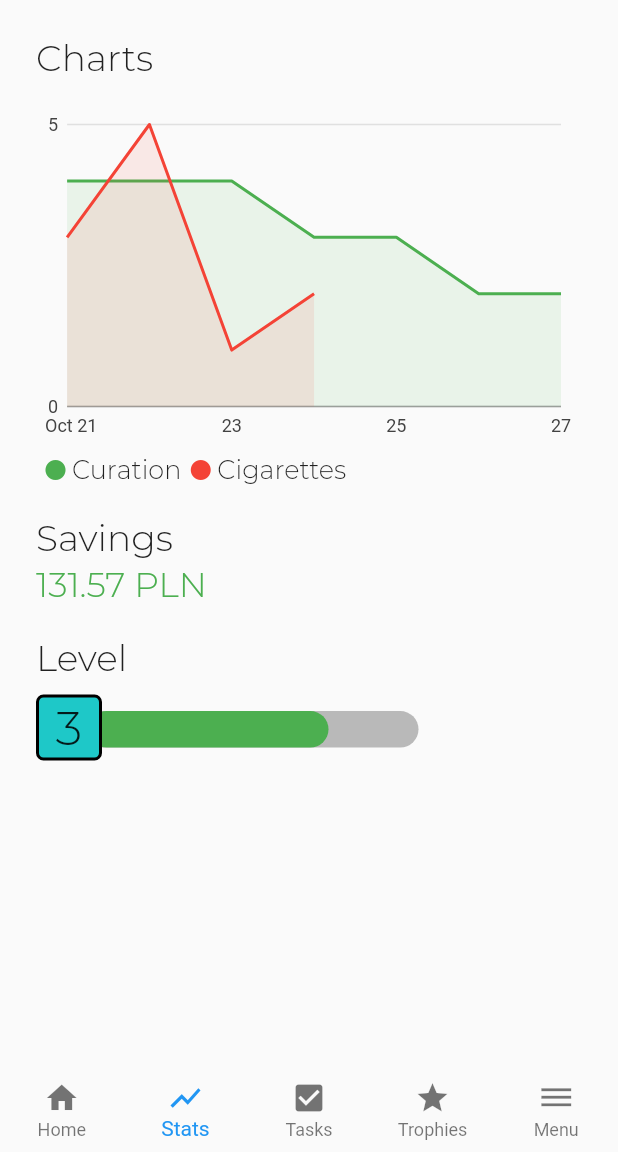
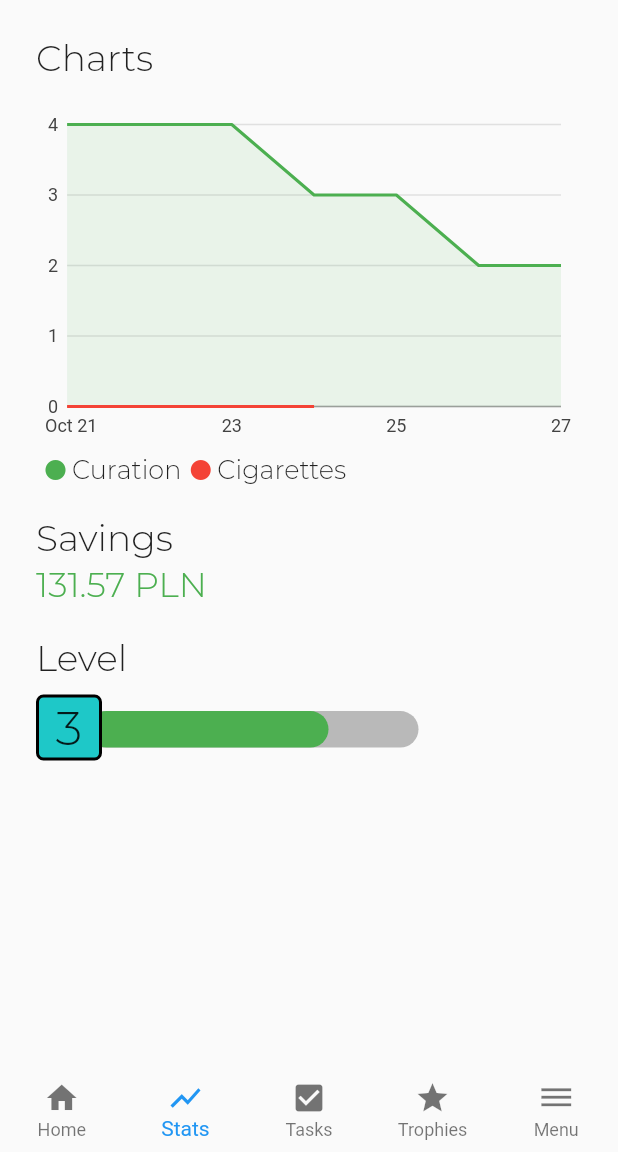
Before and after one commit to agr0chal/Niquit, a Flutter app: the screen it shows after launch, item 2 of the bottom bar chosen, on a phone screen of 412 x 824 dp, the part 84-1236 px from its top. Run offline on Flutter 3.47's test engine with Material 2 defaults, Android fonts, the phone set to English and light mode, and no system bars; our stand-ins replace charts_flutter, rflutter_alert, sqflite; accounts and stored records are empty.

Commit message:
Connected Database to CigChart

```diff
--- a/lib/CigChart.dart
+++ b/lib/CigChart.dart
@@ -6,9 +6,9 @@ import 'package:niquit/CigSeries.dart';
 class SimpleTimeSeriesChart extends StatelessWidget {
   const SimpleTimeSeriesChart(this.seriesList);
 
-  factory SimpleTimeSeriesChart.withData() {
+  factory SimpleTimeSeriesChart.withData(List<int> cigsData) {
     return SimpleTimeSeriesChart(
-      _getData(),
+      _getData(cigsData),
     );
   }
 
@@ -37,15 +37,15 @@ class SimpleTimeSeriesChart extends StatelessWidget {
   }
 
   /// Create one series with sample hard coded data.
-  static List<charts.Series<CigSeries, DateTime>> _getData() {
+  static List<charts.Series<CigSeries, DateTime>> _getData(List<int> cigsData) {
     DateTime now = DateTime.now();
     final date = DateTime(now.year, now.month, now.day);
 
     final List<CigSeries> cigs = <CigSeries>[
-      CigSeries(date.subtract(Duration(days: 3)), 3),
-      CigSeries(date.subtract(Duration(days: 2)), 5),
-      CigSeries(date.subtract(Duration(days: 1)), 1),
-      CigSeries(date, 2),
+      CigSeries(date.subtract(Duration(days: 3)), cigsData[0]),
+      CigSeries(date.subtract(Duration(days: 2)), cigsData[1]),
+      CigSeries(date.subtract(Duration(days: 1)), cigsData[2]),
+      CigSeries(date, cigsData[3]),
       /*CigSeries(date.add(new Duration(days: 1)), 0),
       CigSeries(date.add(new Duration(days: 2)), 0),
       CigSeries(date.add(new Duration(days: 3)), 0),*/
--- a/lib/Screens/HomeScreen.dart
+++ b/lib/Screens/HomeScreen.dart
@@ -156,7 +156,6 @@ class _HomeState extends State<Home> {
                       child: RaisedButton.icon(
                         onPressed: () {
                           _countCigsAdd();
-                          DateTime now = DateTime.now();
                         },
                         icon: Padding(
                             padding: EdgeInsets.all(10),
--- a/lib/Screens/StatsScreen.dart
+++ b/lib/Screens/StatsScreen.dart
@@ -1,5 +1,7 @@
 import 'package:flutter/material.dart';
 import 'package:niquit/CigChart.dart';
+import './../data/Database.dart';
+import 'package:flutter/cupertino.dart';
 
 class Stats extends StatefulWidget {
   @override
@@ -8,18 +10,35 @@ class Stats extends StatefulWidget {
 
 class _StatsState extends State<Stats> {
   int counter = 0;
+  int index = 0;
+  List<int> cigsData = [-1,-1,-1,-1];
   @override
   void initState() {
     super.initState();
+    DateTime now = DateTime.now();
+    for (int i = 3; i >= 0; i--) {
+      DateTime date = now.subtract(Duration(days: i));
+      var amt = DBProvider.db.getAmt(date.year, date.month, date.day);
+      amt.then((val) {
+        setState(() {
+          cigsData[index] = val;
+          index++;
+        });
+      });
+    }
   }
 
   @override
   Widget build(BuildContext context) {
+    if (cigsData[3] == -1) {
+      return new Center(
+          child: CupertinoActivityIndicator(animating: true, radius: 10));
+    }
     return Scaffold(
       body: Theme(
         data: ThemeData(fontFamily: 'Montserrat'),
         child: Padding(
-          padding: const EdgeInsets.only(top:24,left:24,right:24),
+          padding: const EdgeInsets.only(top: 24, left: 24, right: 24),
           child: SingleChildScrollView(
             child: Column(
               crossAxisAlignment: CrossAxisAlignment.start,
@@ -27,7 +46,7 @@ class _StatsState extends State<Stats> {
                 Text('Charts',
                     style: TextStyle(fontSize: 24, fontFamily: 'Montserrat')),
                 const SizedBox(height: 16),
-              SimpleTimeSeriesChart.withData(),
+                SimpleTimeSeriesChart.withData(cigsData),
                 const SizedBox(height: 4),
                 Row(
                   crossAxisAlignment: CrossAxisAlignment.center,
@@ -40,7 +59,8 @@ class _StatsState extends State<Stats> {
                     ),
                     const SizedBox(width: 3),
                     Text('Curation',
-                      style: TextStyle(fontSize: 17, fontFamily: 'Montserrat')),
+                        style:
+                            TextStyle(fontSize: 17, fontFamily: 'Montserrat')),
                     const SizedBox(width: 5),
                     Icon(
                       Icons.brightness_1,
@@ -49,7 +69,8 @@ class _StatsState extends State<Stats> {
                     ),
                     const SizedBox(width: 3),
                     Text('Cigarettes',
-                      style: TextStyle(fontSize: 17, fontFamily: 'Montserrat')),
+                        style:
+                            TextStyle(fontSize: 17, fontFamily: 'Montserrat')),
                   ],
                 ),
                 const SizedBox(height: 20),
@@ -107,8 +128,7 @@ class _StatsState extends State<Stats> {
                         decoration: BoxDecoration(
                           color: Color(0xff1ec8c8),
                           borderRadius: BorderRadius.all(Radius.circular(5)),
-                        border: Border.all(width:2),
-
+                          border: Border.all(width: 2),
                         ),
                         child: Center(
                           child: Text('3',
@@ -118,7 +138,6 @@ class _StatsState extends State<Stats> {
                       ),
                     ],
                   ),
-
                 ),
                 const SizedBox(height: 40),
               ],
--- a/lib/main.dart
+++ b/lib/main.dart
@@ -41,9 +41,6 @@ class MyAppState extends State<MyApp> {
         DateTime date = DateTime(now.year,now.month,now.day);
         var phase = date.subtract(Duration(days: 6));
         int diffDays = parsedDate.difference(phase).inDays;
-        print(diffDays);
-        print(phase);
-        print(parsedDate);
         if(diffDays==0){
           //KONIEC FAZY ANALIZY
         }
```
Lines whose indentation alone changed are shown as unchanged.
